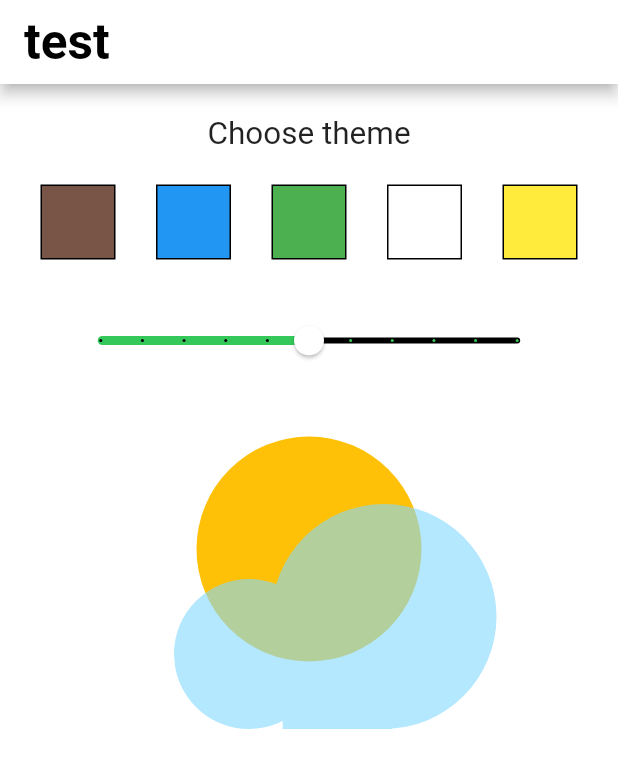
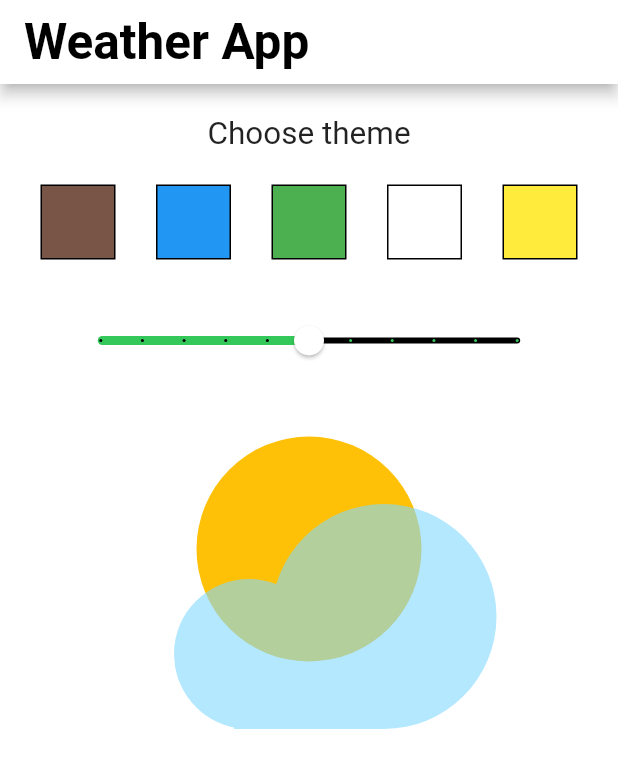
Before and after one commit to matua/advanced_widgets, a Flutter app: the screen it shows after launch, on a phone screen of 412 x 824 dp. Shown: the top 768 px of the screen. Run offline on Flutter 3.47's test engine with Material 2 defaults, Android fonts, the phone set to English and light mode, and no system bars; our stand-ins replace freezed_annotation.

Commit message:
minor fixes

```diff
--- a/lib/main.dart
+++ b/lib/main.dart
@@ -6,5 +6,7 @@ import 'business/theme_state.dart';
 
 void main() {
   runApp(ChangeNotifierProvider<ThemeState>(
-      create: (BuildContext context) => ThemeState(), child: WeatherApp()));
+    create: (BuildContext context) => ThemeState(),
+    child: WeatherApp(),
+  ));
 }
--- a/lib/views/weather_app.dart
+++ b/lib/views/weather_app.dart
@@ -2,6 +2,7 @@ import 'package:advanced_widgets/views/color_picker_widget.dart';
 import 'package:advanced_widgets/views/weather_painter.dart';
 import 'package:flutter/cupertino.dart';
 import 'package:flutter/material.dart';
+import 'package:flutter/services.dart';
 import 'package:provider/provider.dart';
 
 import '../business/theme_controller.dart';
@@ -20,6 +21,10 @@ class _WeatherAppState extends State<WeatherApp> {
 
   @override
   Widget build(BuildContext context) {
+    SystemChrome.setPreferredOrientations([
+      DeviceOrientation.portraitUp,
+      DeviceOrientation.portraitDown,
+    ]);
     return ThemeController(
       myThemeData: context.watch<ThemeState>().myThemeData,
       child: SizedBox(
@@ -42,7 +47,7 @@ class _WeatherAppState extends State<WeatherApp> {
                 home: Scaffold(
                     appBar: AppBar(
                         title: Text(
-                  'test',
+                          'Weather App',
                 )),
                     body: Column(
                       children: <Widget>[
--- a/lib/views/weather_painter.dart
+++ b/lib/views/weather_painter.dart
@@ -86,7 +86,7 @@ class WeatherPainter extends CustomPainter {
           degreesToRadians(350),
           true)
       ..addRect(
-          Rect.fromCenter(center: Offset(225, 210), width: 73, height: 50))
+          Rect.fromCenter(center: Offset(205, 210), width: 98, height: 50))
       ..close();
 
     canvas.drawPath(cloudPath, cloud);
@@ -107,7 +107,7 @@ class WeatherPainter extends CustomPainter {
           degreesToRadians(350),
           true)
       ..addRect(
-          Rect.fromCenter(center: Offset(225, 210), width: 73, height: 50))
+          Rect.fromCenter(center: Offset(205, 210), width: 98, height: 50))
       ..close();
 
     canvas.drawPath(grayCloudPath, grayCloud);
```
Lines whose indentation alone changed are shown as unchanged.
